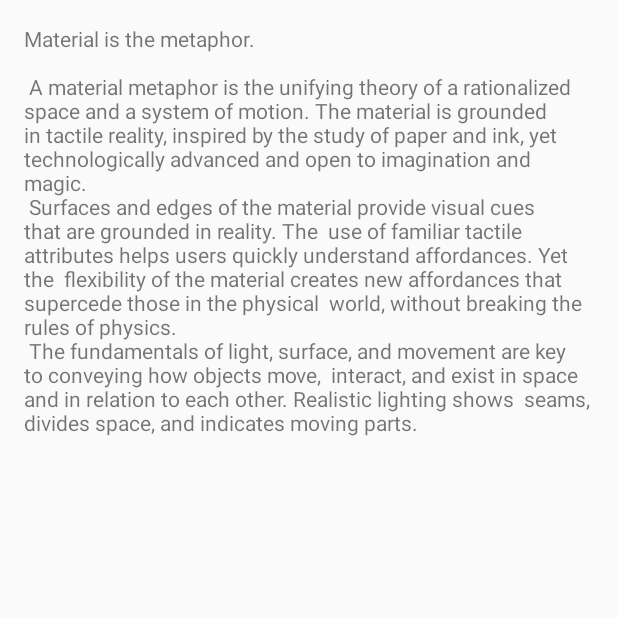
After one commit to kmchmk/UoM-WiFi-Login, an Android app: the StepsActivity screen opened directly, with no data from a screen before it, on a phone screen of 412 x 824 dp, the top half of it. The commit adds this screen. Run offline under Robolectric (Android 15) with nearby library versions, the phone set to English and light mode, and no system bars.

Commit message:
Steps activity added.

```diff
--- a/app/src/main/java/lk/cse13/www/uomwireless/MainActivity.java
+++ b/app/src/main/java/lk/cse13/www/uomwireless/MainActivity.java
@@ -79,5 +79,10 @@ public class MainActivity extends AppCompatActivity {
         }
     }
 
+    public void openSteps(View v){
+        Intent i = new Intent(getApplicationContext(), StepsActivity.class);
+        startActivity(i);
+
+    }
 
 }
--- /dev/null
+++ b/app/src/main/java/lk/cse13/www/uomwireless/StepsActivity.java
@@ -0,0 +1,16 @@
+package lk.cse13.www.uomwireless;
+
+
+import android.os.Bundle;
+import android.support.v7.app.AppCompatActivity;
+
+public class StepsActivity extends AppCompatActivity {
+
+    @Override
+    protected void onCreate(Bundle savedInstanceState) {
+        super.onCreate(savedInstanceState);
+        setContentView(R.layout.activity_steps);
+    }
+
+
+}
--- /dev/null
+++ b/app/src/main/res/layout/activity_steps.xml
@@ -0,0 +1,19 @@
+<?xml version="1.0" encoding="utf-8"?>
+<android.support.v4.widget.NestedScrollView xmlns:android="http://schemas.android.com/apk/res/android"
+    xmlns:app="http://schemas.android.com/apk/res-auto"
+    xmlns:tools="http://schemas.android.com/tools"
+    android:layout_width="match_parent"
+    android:layout_height="match_parent"
+    app:layout_behavior="@string/appbar_scrolling_view_behavior"
+    tools:context="lk.cse13.www.uomwireless.StepsActivity">
+    <!--tools:showIn="@layout/activity_steps"-->
+
+
+
+    <TextView
+        android:layout_width="wrap_content"
+        android:layout_height="wrap_content"
+        android:layout_margin="@dimen/text_margin"
+        android:text="@string/large_text" />
+
+</android.support.v4.widget.NestedScrollView>
--- a/app/src/main/res/values/dimens.xml
+++ b/app/src/main/res/values/dimens.xml
@@ -2,4 +2,7 @@
     <!-- Default screen margins, per the Android Design guidelines. -->
     <dimen name="activity_horizontal_margin">16dp</dimen>
     <dimen name="activity_vertical_margin">16dp</dimen>
+    <dimen name="app_bar_height">180dp</dimen>
+    <dimen name="fab_margin">16dp</dimen>
+    <dimen name="text_margin">16dp</dimen>
 </resources>
--- a/app/src/main/res/values/strings.xml
+++ b/app/src/main/res/values/strings.xml
@@ -12,8 +12,25 @@
     <string name="l2">2).\tEnter your index number and password.</string>
     <string name="l3">3).\tClick SAVE.</string>
     <string name="l4">4).\tFinally tap the login button at the bottom right corner.</string>
-    <string name="l5">5).\tIf you are using a Huawei phone and this application does not run on background, then try adding this app to protected apps list in your settings.</string>
+    <string name="l5">If you are using a Huawei phone, follow these steps.</string>
+    <string name="l6">5).\tIf you are using a Huawei phone and this application does not run on background, then try adding this app to protected apps list in your settings.</string>
     <string name="wearetrying">For windows: www.wearetrying.info/uomw</string>
     <string name="contact">Contact: kmchmk@gmail.com</string>
+    <string name="title_activity_steps">StepsActivity</string>
+    <string name="large_text">
+        "Material is the metaphor.\n\n"
+
+        "A material metaphor is the unifying theory of a rationalized space and a system of motion."
+        "The material is grounded in tactile reality, inspired by the study of paper and ink, yet "
+        "technologically advanced and open to imagination and magic.\n"
+        "Surfaces and edges of the material provide visual cues that are grounded in reality. The "
+        "use of familiar tactile attributes helps users quickly understand affordances. Yet the "
+        "flexibility of the material creates new affordances that supercede those in the physical "
+        "world, without breaking the rules of physics.\n"
+        "The fundamentals of light, surface, and movement are key to conveying how objects move, "
+        "interact, and exist in space and in relation to each other. Realistic lighting shows "
+        "seams, divides space, and indicates moving parts.\n\n"
+    </string>
+    <string name="action_settings">Settings</string>
 
 </resources>
--- a/app/src/main/res/values/styles.xml
+++ b/app/src/main/res/values/styles.xml
@@ -8,4 +8,13 @@
         <item name="colorAccent">@color/colorAccent</item>
     </style>
 
+    <style name="AppTheme.NoActionBar">
+        <item name="windowActionBar">false</item>
+        <item name="windowNoTitle">true</item>
+    </style>
+
+    <style name="AppTheme.AppBarOverlay" parent="ThemeOverlay.AppCompat.Dark.ActionBar" />
+
+    <style name="AppTheme.PopupOverlay" parent="ThemeOverlay.AppCompat.Light" />
+
 </resources>
```
Also changed, not shown: app/src/main/AndroidManifest.xml (+17 -3 lines), app/src/main/res/layout/activity_main.xml (+10 -4 lines), app/src/main/res/menu/menu_steps.xml (added, +10 -0 lines), app/src/main/res/drawable/ss1.png (added), app/src/main/res/drawable/ss16.png (added), app/src/main/res/drawable/ss2.png (added), app/src/main/res/drawable/ss3.png (added), app/src/main/res/drawable/ss4.png (added), app/src/main/res/drawable/ss5.png (added).
